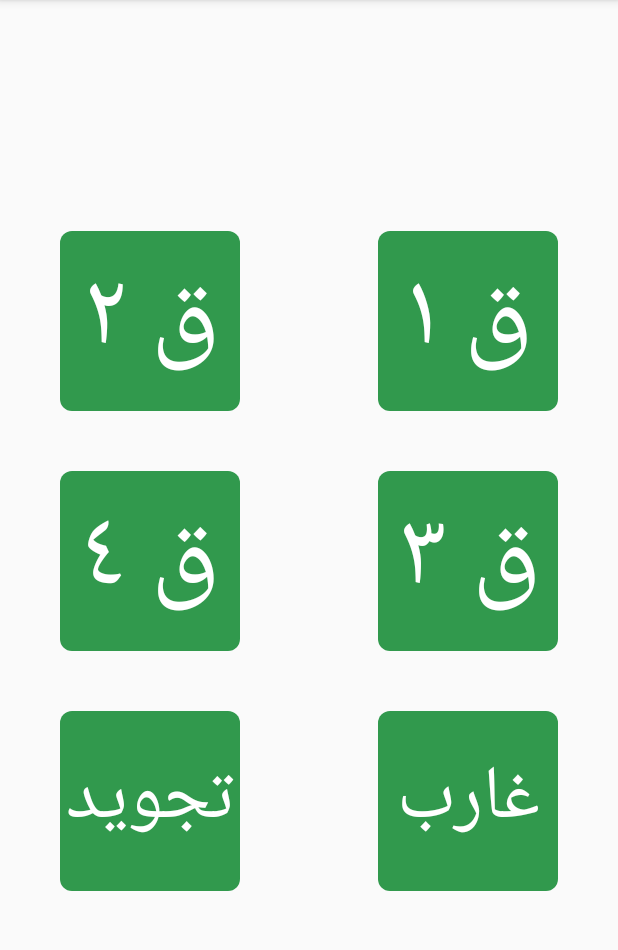
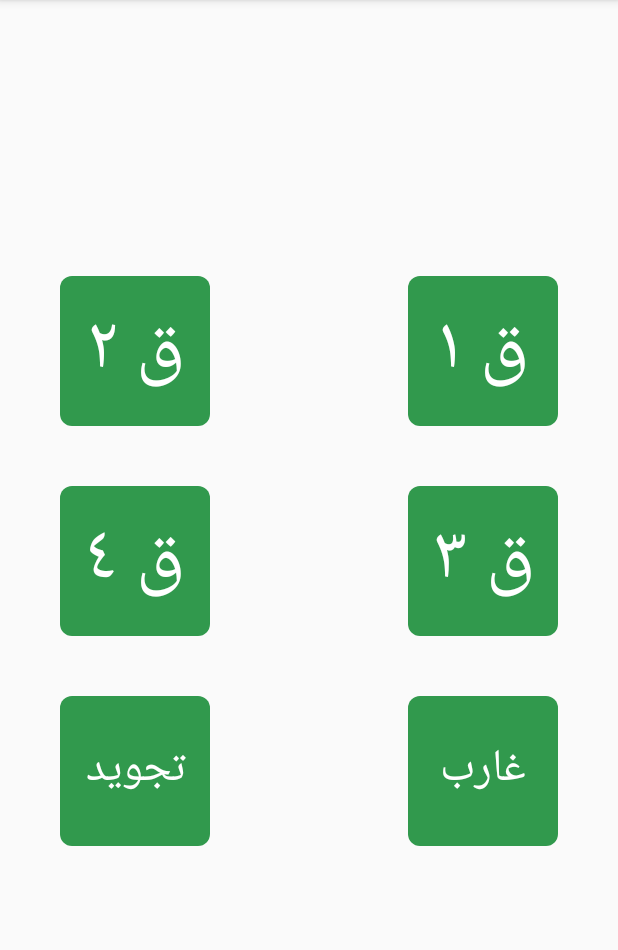
Before and after one commit to Abealkindy/BelajarQiroati, an Android app: the screen it shows after launch (MainActivity), after a tap on "SKIP", on a phone screen of 412 x 824 dp, the part 84-1034 px from its top. Run offline under Robolectric (Android 15) with nearby library versions, the phone set to English and light mode, and no system bars; our stand-ins replace ButterKnife.

Commit message:
add and changed some components like image or colors

```diff
--- a/app/src/main/res/layout/activity_intro_slider.xml
+++ b/app/src/main/res/layout/activity_intro_slider.xml
@@ -11,6 +11,7 @@
 
     <LinearLayout
         android:id="@+id/layoutDots"
+        tools:background="#000000"
         android:layout_width="match_parent"
         android:layout_height="@dimen/dots_height"
         android:layout_alignParentBottom="true"
--- a/app/src/main/res/layout/activity_main.xml
+++ b/app/src/main/res/layout/activity_main.xml
@@ -16,27 +16,27 @@
 
         <TextView
             android:id="@+id/second_qiroati_text"
-            android:layout_width="@dimen/img_width_height"
-            android:layout_height="@dimen/img_width_height"
+            android:layout_width="@dimen/jarak100dp"
+            android:layout_height="@dimen/jarak100dp"
             android:layout_alignParentStart="true"
             android:layout_marginStart="@dimen/jarak20dp"
             android:background="@drawable/ground_button_place"
             android:gravity="center"
             android:text="@string/qiroati_2_text"
             android:textColor="@android:color/white"
-            android:textSize="70sp" />
+            android:textSize="@dimen/jarak50sp" />
 
         <TextView
             android:id="@+id/first_qiroati_text"
-            android:layout_width="@dimen/img_width_height"
-            android:layout_height="@dimen/img_width_height"
+            android:layout_width="@dimen/jarak100dp"
+            android:layout_height="@dimen/jarak100dp"
             android:layout_alignParentEnd="true"
             android:layout_marginEnd="@dimen/jarak20dp"
             android:background="@drawable/ground_button_place"
             android:gravity="center"
             android:text="@string/qiroati_1_text"
             android:textColor="@android:color/white"
-            android:textSize="70sp" />
+            android:textSize="@dimen/jarak50sp" />
     </RelativeLayout>
 
     <RelativeLayout
@@ -47,27 +47,27 @@
 
         <TextView
             android:id="@+id/fourth_qiroati_text"
-            android:layout_width="@dimen/img_width_height"
-            android:layout_height="@dimen/img_width_height"
+            android:layout_width="@dimen/jarak100dp"
+            android:layout_height="@dimen/jarak100dp"
             android:layout_alignParentStart="true"
             android:layout_marginStart="@dimen/jarak20dp"
             android:background="@drawable/ground_button_place"
             android:gravity="center"
             android:text="@string/qiroati_4_text"
             android:textColor="@android:color/white"
-            android:textSize="70sp" />
+            android:textSize="@dimen/jarak50sp" />
 
         <TextView
             android:id="@+id/third_qiroati_text"
-            android:layout_width="@dimen/img_width_height"
-            android:layout_height="@dimen/img_width_height"
+            android:layout_width="@dimen/jarak100dp"
+            android:layout_height="@dimen/jarak100dp"
             android:layout_alignParentEnd="true"
             android:layout_marginEnd="@dimen/jarak20dp"
             android:background="@drawable/ground_button_place"
             android:gravity="center"
             android:text="@string/qiroati_3_text"
             android:textColor="@android:color/white"
-            android:textSize="70sp" />
+            android:textSize="@dimen/jarak50sp" />
     </RelativeLayout>
 
     <RelativeLayout
@@ -78,26 +78,26 @@
 
         <TextView
             android:id="@+id/tajwid_text"
-            android:layout_width="@dimen/img_width_height"
-            android:layout_height="@dimen/img_width_height"
+            android:layout_width="@dimen/jarak100dp"
+            android:layout_height="@dimen/jarak100dp"
             android:layout_alignParentStart="true"
             android:layout_marginStart="@dimen/jarak20dp"
             android:background="@drawable/ground_button_place"
             android:gravity="center"
             android:text="@string/tajwid_text"
             android:textColor="@android:color/white"
-            android:textSize="50sp" />
+            android:textSize="@dimen/jarak30sp" />
 
         <TextView
             android:id="@+id/tajwid_gharib_text"
-            android:layout_width="@dimen/img_width_height"
-            android:layout_height="@dimen/img_width_height"
+            android:layout_width="@dimen/jarak100dp"
+            android:layout_height="@dimen/jarak100dp"
             android:layout_alignParentEnd="true"
             android:layout_marginEnd="@dimen/jarak20dp"
             android:background="@drawable/ground_button_place"
             android:gravity="center"
             android:text="@string/gharib_text"
             android:textColor="@android:color/white"
-            android:textSize="50sp" />
+            android:textSize="@dimen/jarak30sp" />
     </RelativeLayout>
 </LinearLayout>
--- a/app/src/main/res/layout/activity_splash.xml
+++ b/app/src/main/res/layout/activity_splash.xml
@@ -1,8 +1,8 @@
 <?xml version="1.0" encoding="utf-8"?>
 <RelativeLayout xmlns:android="http://schemas.android.com/apk/res/android"
     android:layout_width="match_parent"
-    android:background="@color/colorPrimaryDark"
-    android:layout_height="match_parent">
+    android:layout_height="match_parent"
+    android:background="@color/colorPrimaryDark">
 
     <ImageView
         android:layout_width="wrap_content"
--- a/app/src/main/res/layout/second_intro_slider.xml
+++ b/app/src/main/res/layout/second_intro_slider.xml
@@ -24,7 +24,7 @@
         android:layout_height="@dimen/jarak150dp"
         android:layout_centerInParent="true"
         android:layout_margin="@dimen/jarak10dp"
-        android:src="@drawable/easy"
+        android:src="@drawable/amaze"
         tools:ignore="ContentDescription" />
 
 
--- a/app/src/main/res/values/colors.xml
+++ b/app/src/main/res/values/colors.xml
@@ -3,10 +3,13 @@
     <color name="colorPrimary">#31994d</color>
     <color name="colorPrimaryDark">#2C8945</color>
     <color name="colorAccent">#FF4081</color>
-    <color name="pale_lemon_yellow">#FED549</color>
+    <color name="pale_lemon_yellow">#F29938</color>
+    <color name="pale_lemon_yellow_more">#e6bf3e</color>
     <color name="pale_lavender">#885BC0</color>
+    <color name="pale_lavender_more">#7b52ae</color>
     <color name="red_blood">#8A0707</color>
     <color name="black_with_opacity">#a0000000</color>
+
     <array name="array_dot_activ">
         <item>@android:color/white</item>
         <item>@android:color/white</item>
@@ -15,7 +18,8 @@
 
     <array name="array_dot_noactiv">
         <item>@color/colorPrimaryDark</item>
-        <item>@color/pale_lemon_yellow</item>
-        <item>@color/pale_lavender</item>
+        <item>@color/pale_lemon_yellow_more</item>
+        <item>@color/pale_lavender_more</item>
     </array>
+
 </resources>
--- a/app/src/main/res/values/dimens.xml
+++ b/app/src/main/res/values/dimens.xml
@@ -18,8 +18,12 @@
     <dimen name="jarak154dp">154dp</dimen>
     <dimen name="jarak30sp">30sp</dimen>
     <dimen name="jarak50dp">50dp</dimen>
+    <dimen name="jarak100dp">100dp</dimen>
     <dimen name="jarak13dp">13dp</dimen>
     <dimen name="jarak20sp">20sp</dimen>
+    <dimen name="jarak70sp">70sp</dimen>
+    <dimen name="jarak50sp">50sp</dimen>
+    <dimen name="jarak40sp">40sp</dimen>
     <dimen name="jarak5dp">5dp</dimen>
     <dimen name="jarak170dp">170dp</dimen>
 </resources>
--- a/app/src/main/res/values/strings.xml
+++ b/app/src/main/res/values/strings.xml
@@ -3,10 +3,10 @@
     <string name="skip_button_text">SKIP</string>
     <string name="next_button_text">NEXT</string>
     <string name="start_button_text">START</string>
-    <string name="welcome_to_this_app_text">Welcome to QiroatiApp</string>
+    <string name="welcome_to_this_app_text">Welcome to Belajar Qiroati</string>
     <string name="aplikasi_yang_berisi_pembelajaran_qiroati_4_jilid_beserta_ilmu_tajwid_dan_ghorib_text">Aplikasi yang berisi pembelajaran qiroati 4 jilid beserta ilmu tajwid dan ghorib.</string>
     <string name="amazing_contents_text">Amazing Contents</string>
-    <string name="berisi_lebih_dari_50_konten_yang_bisa_digunakan_secara_gratis_text">Berisi lebih dari 50 konten yang bisa digunakan secara gratis.</string>
+    <string name="berisi_lebih_dari_50_konten_yang_bisa_digunakan_secara_gratis_text">Berisikan konten yang bisa digunakan secara gratis dan offline.</string>
     <string name="all_in_one_app_text">All in One App</string>
     <string name="berisi_konten_pembelajaran_qiroati_4_jilid_lengkap_disertai_ilmu_tajwid_dan_gharib_text">Berisi konten pembelajaran qiroati 4 jilid lengkap disertai ilmu tajwid dan gharib.</string>
     <string name="qiroati_1_text">ق ١</string>
```
Also changed, not shown: app/src/main/java/com/rosinante/belajarqiroati/activities/IntroSliderActivity.java (+36 -0 lines), app/src/main/java/com/rosinante/belajarqiroati/activities/SplashActivity.java (+36 -0 lines), app/src/main/res/drawable/amaze.png (added).
